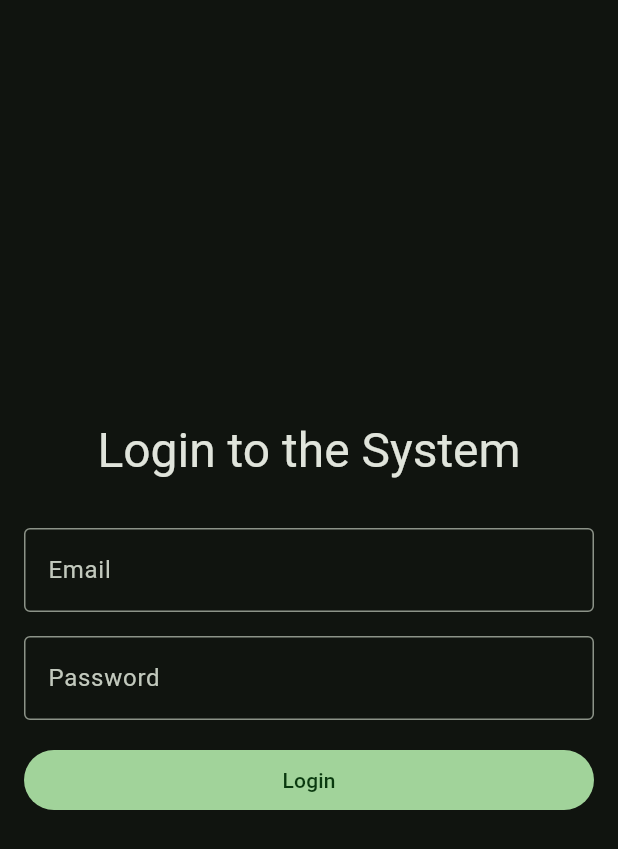
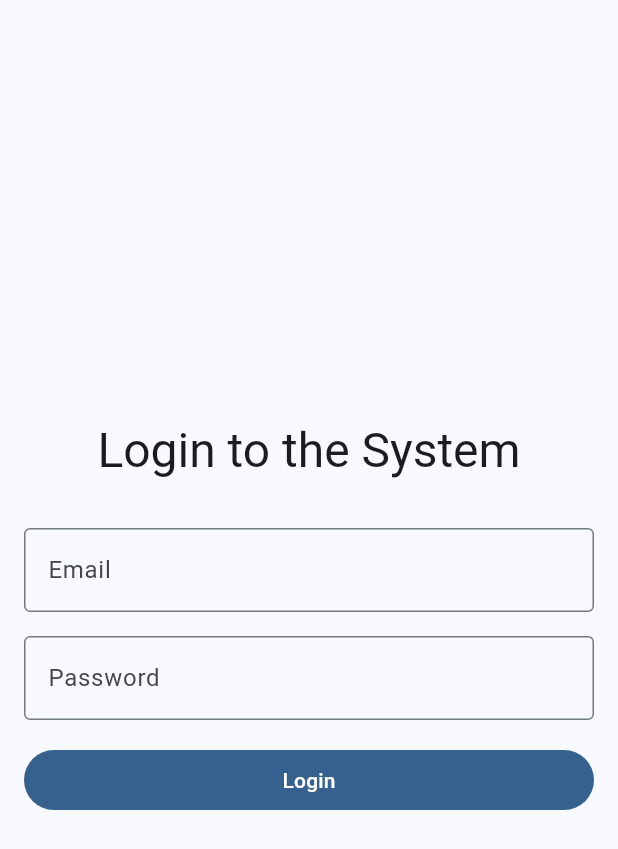
Before and after one commit to itsariadust/ims_mobile, a Flutter app: the screen it shows after launch, on a phone screen of 412 x 824 dp. Shown: the top 849 px of the screen. Run offline on Flutter 3.47's test engine with Material 3 defaults, Android fonts, the phone set to English and light mode, and no system bars; our stand-ins replace dio, flutter_dotenv, flutter_riverpod, flutter_secure_storage, go_router, jwt_decoder.

```diff
--- a/lib/main.dart
+++ b/lib/main.dart
@@ -25,13 +25,13 @@ class MyApp extends ConsumerWidget {
       routerConfig: router,
       title: 'IMS App',
       theme: ThemeData(
-        colorSchemeSeed: Colors.green,
+        colorSchemeSeed: Colors.blue,
       ),
       darkTheme: ThemeData(
         brightness: Brightness.dark,
-        colorSchemeSeed: Colors.green,
+        colorSchemeSeed: Colors.blue,
       ),
-      themeMode: ThemeMode.dark,
+      themeMode: ThemeMode.light,
     );
   }
 }
--- a/lib/repositories/user_repository.dart
+++ b/lib/repositories/user_repository.dart
@@ -1,6 +1,7 @@
 import 'package:dio/dio.dart';
 import 'package:flutter_riverpod/flutter_riverpod.dart';
-import 'package:ims_mobile/models/employee/employee_model.dart';
+import 'package:ims_mobile/domain/entities/employee/employee.dart';
+import 'package:ims_mobile/models/employee/employee_api_model.dart';
 import 'package:ims_mobile/services/user_service.dart';
 
 import '../core/errors/failures.dart';
@@ -21,7 +22,7 @@ class UserRespository {
     try {
       final profileResponse = await _userService.fetchUserProfile();
 
-      final profile = Employee.fromJson(profileResponse);
+      final profile = Employee.toEmployee(profileResponse);
 
       return Success(profile);
     } on DioException catch (e) {
--- a/lib/services/employee_service.dart
+++ b/lib/services/employee_service.dart
@@ -1,7 +1,7 @@
 import 'package:dio/dio.dart';
 import 'package:flutter_riverpod/flutter_riverpod.dart';
 import 'package:ims_mobile/core/network/api_client.dart';
-import 'package:ims_mobile/models/employee/employee_model.dart';
+import 'package:ims_mobile/models/employee/employee_api_model.dart';
 
 final employeeServiceProvider = Provider<EmployeeService>((ref) {
   return EmployeeService(ref.watch(apiClientProvider));
@@ -12,12 +12,12 @@ class EmployeeService {
   final String _employeeEndpoint = '/employees';
   EmployeeService(ApiClient apiClient) : _dio = apiClient.dio;
 
-  Future<List<Employee>> fetchAllEmployees() async {
+  Future<List<EmployeeApiModel>> fetchAllEmployees() async {
     try {
       final response = await _dio.get(_employeeEndpoint);
 
       final employeesList = (response.data as List)
-        .map((e) => Employee.fromJson(e))
+        .map((e) => EmployeeApiModel.fromJson(e))
         .toList();
 
       return employeesList;
--- a/lib/services/user_service.dart
+++ b/lib/services/user_service.dart
@@ -1,6 +1,7 @@
 import 'package:dio/dio.dart';
 import 'package:flutter_riverpod/flutter_riverpod.dart';
 import 'package:ims_mobile/core/network/api_client.dart';
+import 'package:ims_mobile/models/employee/employee_api_model.dart';
 
 final userServiceProvider = Provider<UserService>((ref) {
   return UserService(ref.watch(apiClientProvider));
@@ -11,11 +12,10 @@ class UserService {
   final String _profileEndpoint = '/profile';
   UserService(ApiClient apiClient) : _dio = apiClient.dio;
 
-  Future<Map<String, dynamic>> fetchUserProfile() async {
+  Future<EmployeeApiModel> fetchUserProfile() async {
     try {
       final response = await _dio.get(_profileEndpoint);
-
-      return response.data;
+      return EmployeeApiModel.fromJson(response.data);
     } on DioException catch (e) {
       throw Exception(e.toString());
     }
--- a/lib/viewmodels/user/user_viewmodel.dart
+++ b/lib/viewmodels/user/user_viewmodel.dart
@@ -1,6 +1,7 @@
 import 'package:flutter_riverpod/flutter_riverpod.dart';
 import 'package:ims_mobile/core/typedefs/result.dart';
-import 'package:ims_mobile/models/employee/employee_model.dart';
+import 'package:ims_mobile/domain/entities/employee/employee.dart';
+import 'package:ims_mobile/models/employee/employee_api_model.dart';
 import 'package:ims_mobile/repositories/user_repository.dart';
 
 final userViewModelProvider = AsyncNotifierProvider<UserViewModel, Employee?>(
--- a/lib/views/components/navigation_drawer.dart
+++ b/lib/views/components/navigation_drawer.dart
@@ -27,7 +27,7 @@ class AppDrawer extends ConsumerWidget {
             ),
             data: (employee) {
               return UserAccountsDrawerHeader(
-                accountName: Text('${employee?.firstName} ${employee?.lastName}'),
+                accountName: Text('${employee?.fullName}'),
                 accountEmail: Text(employee!.email),
                 decoration: BoxDecoration(
                   color: Theme.of(context).colorScheme.primary,
--- a/lib/views/pages/home.dart
+++ b/lib/views/pages/home.dart
@@ -23,7 +23,7 @@ class HomeScreen extends ConsumerWidget {
                 style: Theme.of(context).textTheme.headlineLarge?.copyWith(
                   fontWeight: FontWeight.w500
                 ),
-                'Welcome, ${user?.firstName}!'
+                'Welcome, ${user?.fullName.split(" ")[0]}!'
               );
             }
           ),
```
Also changed, not shown: lib/domain/entities/employee/employee.dart (added, +27 -0 lines), lib/models/employee/employee_api_model.dart (renamed from lib/models/employee/employee_model.dart, +5 -7 lines), lib/models/employee/employee_api_model.g.dart (added), lib/models/employee/employee_model.g.dart (deleted).
